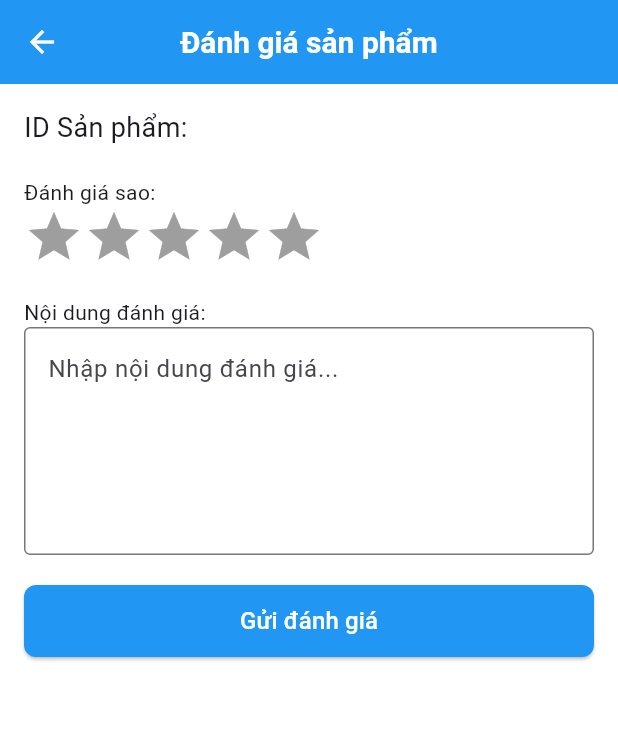
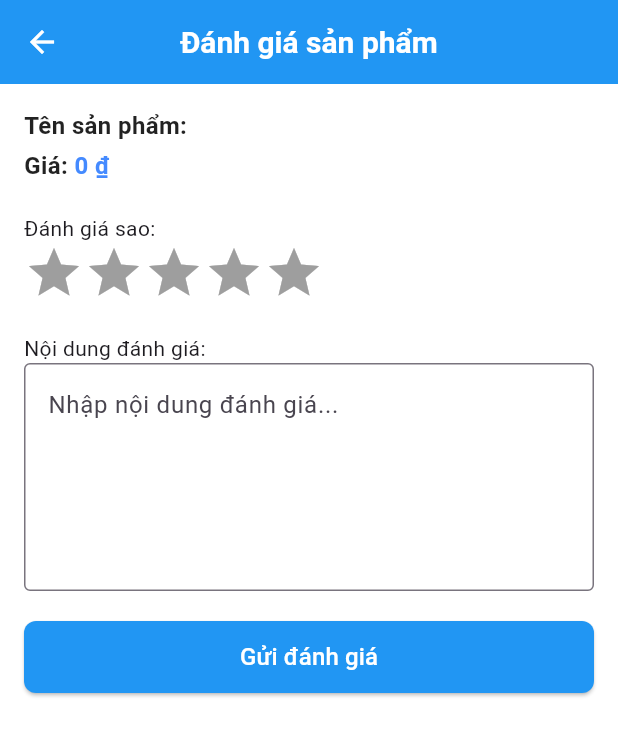
Before and after one commit to dangvcuong/GroFast_Consumers, a Flutter app: the ReviewPage screen opened directly with empty values, on a phone screen of 412 x 824 dp. Shown: the top 736 px of the screen. Run offline on Flutter 3.47's test engine with Material 3 defaults, Android fonts, the phone set to English and light mode, and no system bars; drawn by our look-alikes of flutter_rating_bar; our stand-ins replace cloud_firestore, diacritic, dio, eva_icons_flutter, file_picker, firebase_auth and 19 more; missing offline and left inert: app_settings, enefty_icons, flutter_stripe; accounts and stored records are empty; key blocks and very long unbroken strings in the code were emptied for the run.

Commit message:
update danh giagia

```diff
--- a/lib/features/shop/models/order_model.dart
+++ b/lib/features/shop/models/order_model.dart
@@ -12,7 +12,6 @@ class Order {
   final String orderStatus; // Trạng thái đơn hàng
   final DateTime orderDate; // Ngày đặt hàng
   final AddressModel shippingAddress; // Địa chỉ giao hàng
-  final String review;
 
   Order({
     required this.id,
@@ -23,7 +22,6 @@ class Order {
     required this.orderStatus,
     required this.orderDate,
     required this.shippingAddress,
-    required this.review,
   });
 
   // Tạo Order từ Map
@@ -40,7 +38,6 @@ class Order {
       orderStatus: map['orderStatus'] ?? 'pending',
       orderDate: DateTime.parse(map['orderDate']),
       shippingAddress: AddressModel.fromMap(map['shippingAddress']),
-      review: map['review'] ?? '',
     );
   }
 
@@ -54,7 +51,6 @@ class Order {
       'orderStatus': orderStatus,
       'orderDate': orderDate.toIso8601String(),
       'shippingAddress': shippingAddress.toMap(),
-      'review': review,
     };
   }
 }
--- a/lib/features/shop/views/oder/widgets/oder_detailscreen.dart
+++ b/lib/features/shop/views/oder/widgets/oder_detailscreen.dart
@@ -116,8 +116,10 @@ class _OrderDetailState extends State<OrderDetail> {
                 const SizedBox(height: 16),
                 Expanded(
                   child: ProductListOrder(
-                      products:
-                          List<Map<dynamic, dynamic>>.from(data['products'])),
+                    products:
+                        List<Map<dynamic, dynamic>>.from(data['products']),
+                    orderStatus: orderStatus,
+                  ),
                 ),
                 const SizedBox(height: 20),
                 ButtonRow(
--- a/lib/features/shop/views/pay/pay_cart_screen.dart
+++ b/lib/features/shop/views/pay/pay_cart_screen.dart
@@ -410,7 +410,6 @@ class _PaymentCartScreenState extends State<PaymentCartScreen> {
       orderDate: DateTime.now(),
       shippingAddress: defaultAddress!,
       tong: (totalAmount + shippingFee).toString(),
-      review: "",
     );
 
     DatabaseReference ordersRef = FirebaseDatabase.instance.ref('orders');
--- a/lib/features/shop/views/pay/pay_screen.dart
+++ b/lib/features/shop/views/pay/pay_screen.dart
@@ -377,7 +377,7 @@ class _PaymentScreenState extends State<PaymentScreen> {
       orderDate: DateTime.now(),
       shippingAddress: defaultAddress!,
       tong: (totalAmount + shippingFee).toString(),
-        review: '');
+    );
     DatabaseReference ordersRef = FirebaseDatabase.instance.ref('orders');
 
     try {
--- a/lib/features/shop/views/profile/widgets/EvaluateScreen.dart
+++ b/lib/features/shop/views/profile/widgets/EvaluateScreen.dart
@@ -121,7 +121,8 @@ class _EvaluateScreenState extends State<EvaluateScreen> {
                             MaterialPageRoute(
                               builder: (context) => ReviewPage(
                                 productId: product["id"],
-                                idorder: orderId, // Truyền id sản phẩm
+                                ten: '',
+                                gia: '',
                               ),
                             ),
                           ).then((_) {
--- a/lib/features/shop/views/profile/widgets/ReviewPage_screen.dart
+++ b/lib/features/shop/views/profile/widgets/ReviewPage_screen.dart
@@ -3,11 +3,17 @@ import 'package:firebase_database/firebase_database.dart';
 import 'package:flutter/material.dart';
 import 'package:flutter_rating_bar/flutter_rating_bar.dart';
 import 'package:grofast_consumers/features/authentication/controllers/login_controller.dart';
+import 'package:intl/intl.dart';
 
 class ReviewPage extends StatefulWidget {
   final String productId; // Biến để nhận id sản phẩm
-  final String idorder;
-  const ReviewPage({super.key, required this.productId, required this.idorder});
+  final String ten;
+  final String gia;
+  const ReviewPage(
+      {super.key,
+      required this.productId,
+      required this.ten,
+      required this.gia});
 
   @override
   _ReviewPageState createState() => _ReviewPageState();
@@ -20,6 +26,7 @@ class _ReviewPageState extends State<ReviewPage> {
   final Login_Controller login_contriller = Login_Controller();
   String userName = '';
   String userPhotoURL = '';
+
   @override
   void initState() {
     super.initState();
@@ -55,6 +62,9 @@ class _ReviewPageState extends State<ReviewPage> {
 
   @override
   Widget build(BuildContext context) {
+    final formatter = NumberFormat.currency(locale: 'vi_VN', symbol: '₫');
+    double priceValue = double.tryParse(widget.gia) ?? 0.0;
+    String formattedPrice = formatter.format(priceValue);
     return Scaffold(
       backgroundColor: Colors.white,
       appBar: AppBar(
@@ -74,10 +84,49 @@ class _ReviewPageState extends State<ReviewPage> {
           crossAxisAlignment: CrossAxisAlignment.start,
           children: [
             // Hiển thị sản phẩm (giả sử bạn có thông tin sản phẩm từ Firebase hoặc API)
-            Text(
-              'ID Sản phẩm: ${widget.productId}', // Hiển thị ID sản phẩm
-              style: const TextStyle(fontSize: 18),
+            Row(
+              children: [
+                const Text(
+                  'Tên sản phẩm: ', // Nhãn
+                  style: TextStyle(
+                    fontSize: 16,
+                    fontWeight: FontWeight.bold,
+                    color: Colors.black87,
+                  ),
+                ),
+                Text(
+                  widget.ten, // Giá trị tên sản phẩm
+                  textAlign: TextAlign.right, // Căn phải
+                  style: const TextStyle(
+                    fontSize: 16,
+                    color: Colors.black54,
+                  ),
+                  overflow: TextOverflow.ellipsis, // Tránh tràn text
+                ),
+              ],
             ),
+            const SizedBox(height: 4), // Khoảng cách giữa 2 dòng
+            Row(
+              children: [
+                const Text(
+                  'Giá: ', // Nhãn
+                  style: TextStyle(
+                    fontSize: 16,
+                    fontWeight: FontWeight.bold,
+                    color: Colors.black87,
+                  ),
+                ),
+                Text(
+                  formattedPrice, // Giá trị giá
+                  style: const TextStyle(
+                    fontSize: 16,
+                    color: Colors.blueAccent,
+                    fontWeight: FontWeight.w600,
+                  ),
+                ),
+              ],
+            ),
+
             const SizedBox(height: 20),
 
             // Hiển thị sao đánh giá
@@ -175,12 +224,6 @@ class _ReviewPageState extends State<ReviewPage> {
         FirebaseDatabase.instance.ref('reviews/${widget.productId}');
     reviewRef.push().set(reviewData).then((_) async {
       // Cập nhật trạng thái "đã đánh giá" cho đơn hàng
-      DatabaseReference orderRef =
-          FirebaseDatabase.instance.ref('orders/${widget.idorder}');
-      await orderRef.update({
-        'review': 'Đã đánh giá', // Cập nhật trạng thái đánh giá
-      });
-
       login_contriller.ThongBao(context, "Đánh giá của bạn đã được gửi");
 
       // Quay lại trang trước sau khi gửi đánh giá
```
Also changed, not shown: lib/features/shop/views/oder/widgets/product_item.dart (+30 -1 lines), lib/features/shop/views/oder/widgets/productorder.dart (+8 -2 lines), lib/features/shop/views/profile/profile_management.dart (+0 -29 lines). Lines whose indentation alone changed are shown as unchanged.
